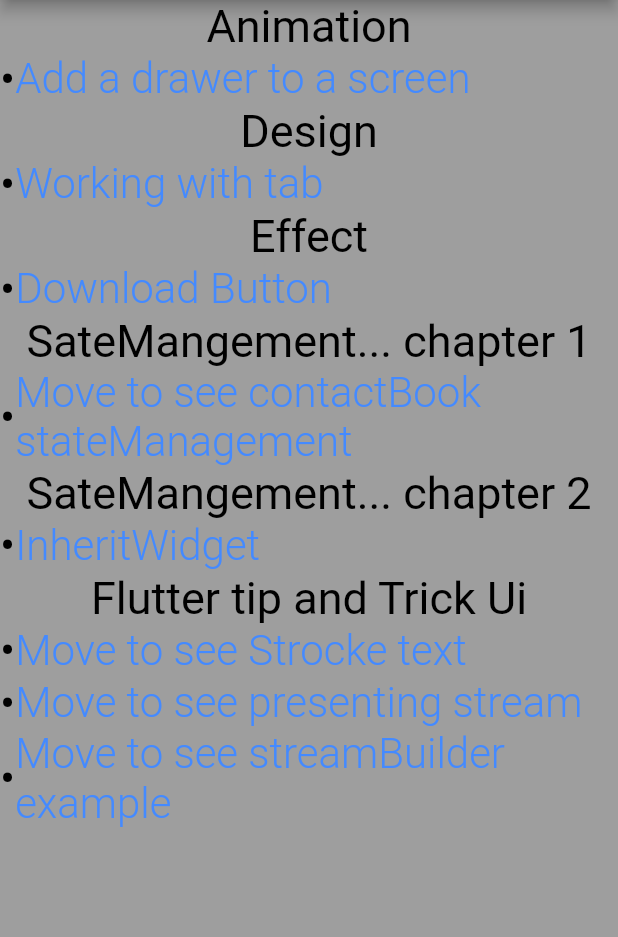
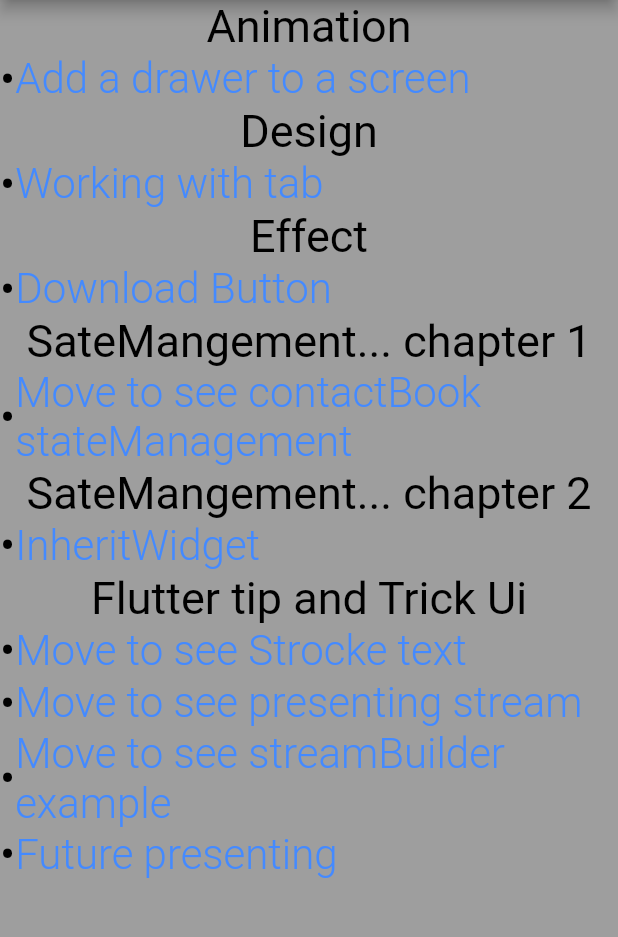
Before and after one commit to iamnhatjt/flutter-tip-and-trick_cook-book, a Flutter app: the screen it shows after launch, on a phone screen of 412 x 824 dp, the part 84-1021 px from its top. Run offline on Flutter 3.47's test engine with Material 2 defaults, Android fonts, the phone set to English and light mode, and no system bars; Roboto replaces fonts that are missing (Robonto).

Commit message:
preseting future

```diff
--- a/lib/app_apge.dart
+++ b/lib/app_apge.dart
@@ -2,6 +2,7 @@ import 'package:flutter/material.dart';
 import 'package:flutter_cookbook/Animation/animiate_page_route_transition.dart';
 import 'package:flutter_cookbook/design/tabs_example.dart';
 import 'package:flutter_cookbook/effects/download_button.dart';
+import 'package:flutter_cookbook/flutter_tip_and_trick_ui/presenting_future/preseting_future.dart';
 import 'package:flutter_cookbook/flutter_tip_and_trick_ui/presenting_stream_in_futter/presenting_stream.dart';
 import 'package:flutter_cookbook/flutter_tip_and_trick_ui/text_stroke_flutter/text_stroke.dart';
 import 'package:flutter_cookbook/stateManagement/chapter_1/contact_book.dart';
@@ -59,6 +60,10 @@ class AppPage extends StatelessWidget {
               title: 'Move to see streamBuilder example',
               newPage: PresentingUiVersion2(),
             ),
+            SubScription(
+              title: 'Future presenting',
+              newPage: PresentingFuture(),
+            ),
           ],
         ),
       ),
```
Also changed, not shown: lib/flutter_tip_and_trick_ui/presenting_future/preseting_future.dart (added, +28 -0 lines).
